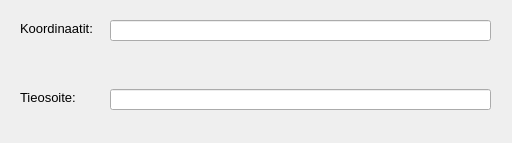
Qt form dialogs/ShowCoordinates_dialog.ui (finnishtransportagency/QGIS-tieosoitetyokalu) before a commit.
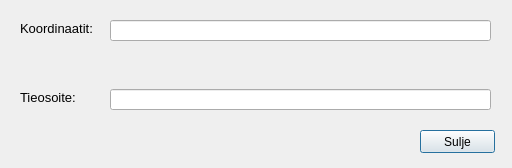
The same form after that commit.

Commit message: Added close buttons

The edit to the form file:
```diff
--- a/dialogs/ShowCoordinates_dialog.ui
+++ b/dialogs/ShowCoordinates_dialog.ui
@@ -7,7 +7,7 @@
     <x>0</x>
     <y>0</y>
     <width>512</width>
-    <height>143</height>
+    <height>168</height>
    </rect>
   </property>
   <property name="windowTitle">
@@ -64,6 +64,19 @@
     </rect>
    </property>
   </widget>
+  <widget class="QPushButton" name="pushButton_Sulje">
+   <property name="geometry">
+    <rect>
+     <x>420</x>
+     <y>130</y>
+     <width>75</width>
+     <height>23</height>
+    </rect>
+   </property>
+   <property name="text">
+    <string>Sulje</string>
+   </property>
+  </widget>
  </widget>
  <resources/>
  <connections/>
```
Left out of the diff: 19 changed lines with no effect on the pictures. The commit also changes 6 other files.
